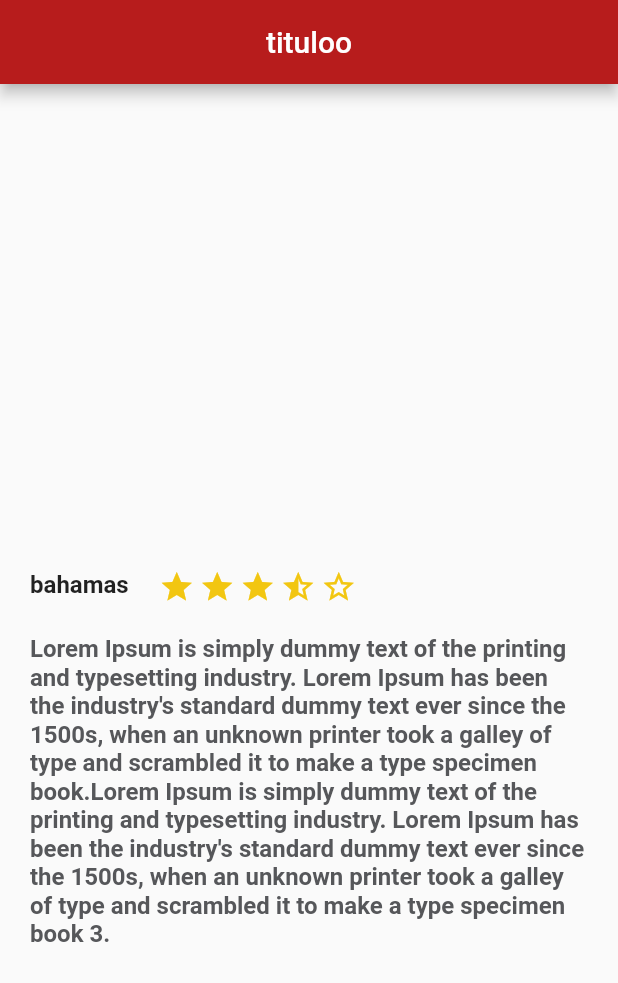
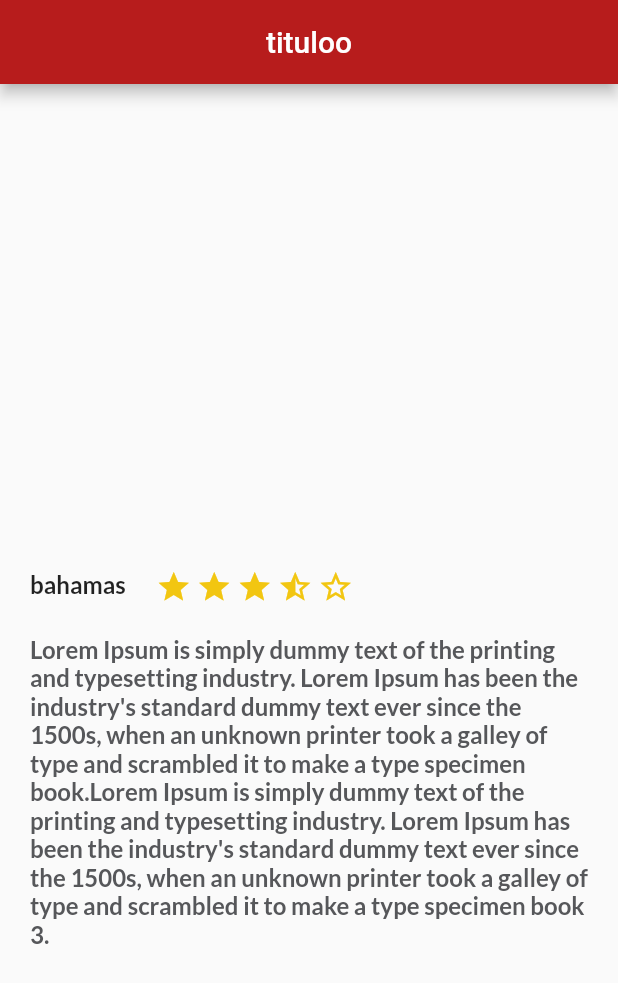
Before and after one commit to romibello/Flutter, a Flutter app: the screen it shows after launch, on a phone screen of 412 x 824 dp. Shown: the top 983 px of the screen. Run offline on Flutter 3.47's test engine with Material 2 defaults, Android fonts, the phone set to English and light mode, and no system bars.

Commit message:
news fonts

```diff
--- a/primerproyecto/lib/description_place.dart
+++ b/primerproyecto/lib/description_place.dart
@@ -19,6 +19,7 @@ class DescriptionPlace extends StatelessWidget{
       child: new Text(
         descriptionPlace,
         style: const TextStyle(
+          fontFamily: "Lato",
           fontSize: 16.0,
           fontWeight: FontWeight.bold,
           color: Color(0xFF56575a)
@@ -73,6 +74,7 @@ class DescriptionPlace extends StatelessWidget{
           child: Text(
             namePlace,
             style: TextStyle(
+              fontFamily: "Lato",
               fontSize: 16.0,
               fontWeight: FontWeight.bold,
 
```
Also changed, not shown: primerproyecto/pubspec.yaml (+5 -5 lines), primerproyecto/fonts/IndieFlower-Regular.ttf (added), primerproyecto/fonts/Lato-Regular.ttf (added).
